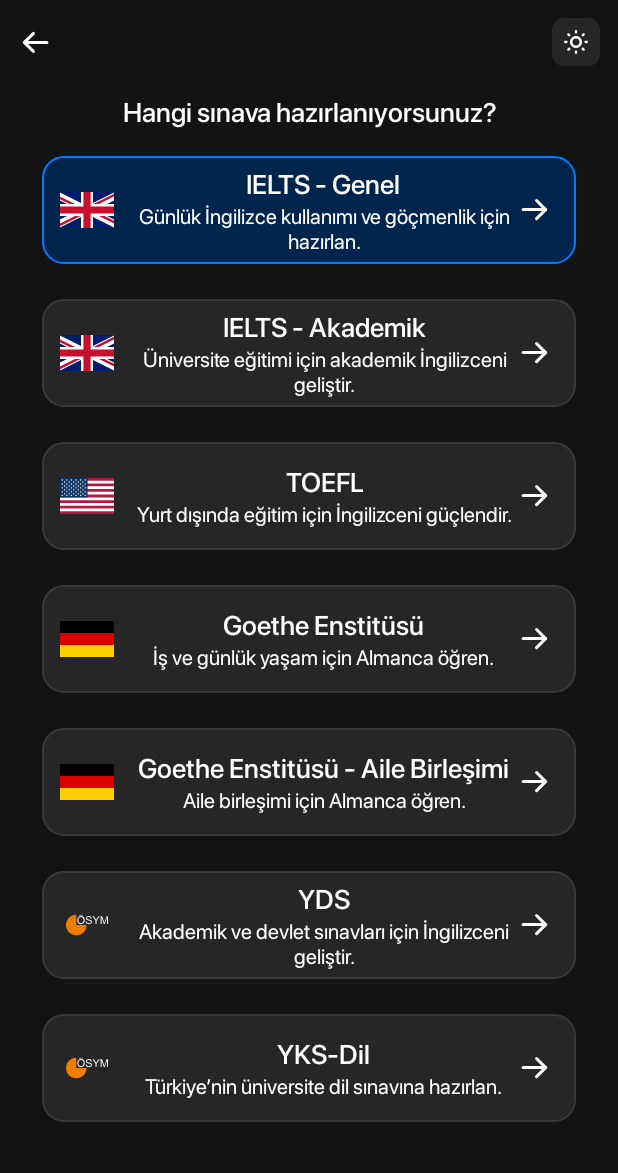
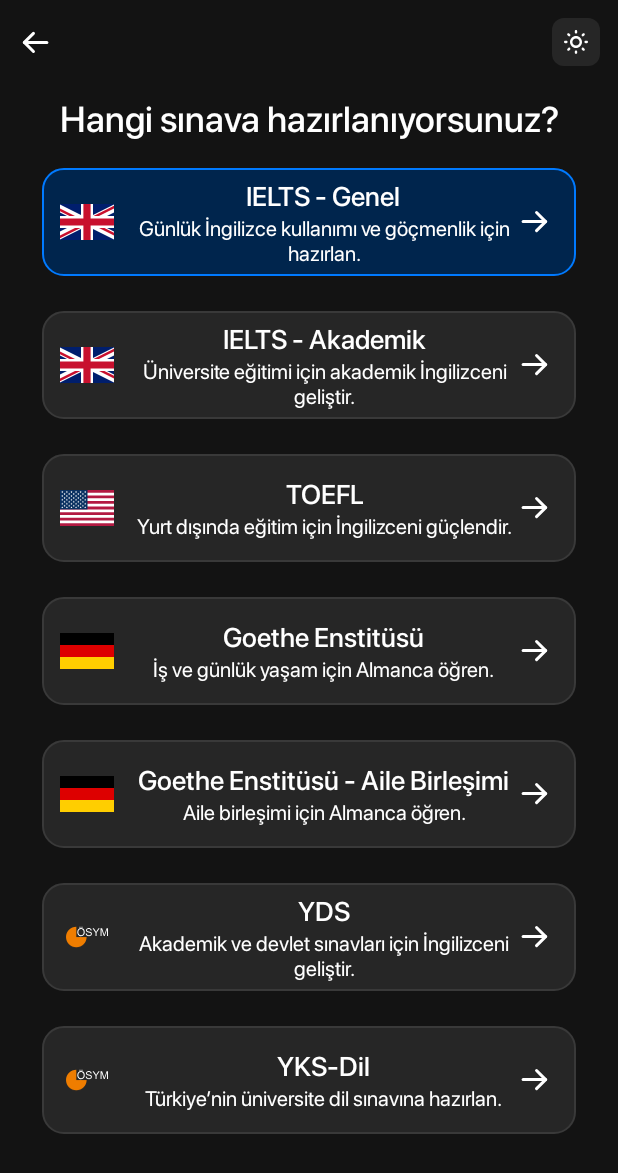
Before and after one commit to hidirektor/lingo44-mobile-android, an Android app: the CourseSelectionActivity screen opened directly, with no data from a screen before it, after a tap on "IELTS - Genel", on a phone screen of 412 x 824 dp. Shown: the top 1173 px of the screen. Run offline under Robolectric (Android 15) with nearby library versions, the phone set to English and light mode, and no system bars.

Commit message:
Course Adapter
Signed-off-by: hidirektor <hidirektor@gmail.com>

```diff
--- a/app/src/main/java/com/hidirektor/lingify/Utility/Models/Course/Adapter/CourseAdapter.java
+++ b/app/src/main/java/com/hidirektor/lingify/Utility/Models/Course/Adapter/CourseAdapter.java
@@ -1,6 +1,7 @@
 package com.hidirektor.lingify.Utility.Models.Course.Adapter;
 
 import android.content.Context;
+import android.util.Log;
 import android.view.LayoutInflater;
 import android.view.View;
 import android.view.ViewGroup;
@@ -17,7 +18,7 @@ import java.util.List;
 public class CourseAdapter extends BaseAdapter {
     private Context context;
     private List<CourseModel> courseList;
-    private int selectedPosition = -1;  // Başlangıçta hiçbir item seçili değil
+    private int selectedPosition = -1;
 
     public CourseAdapter(Context context, List<CourseModel> courseList) {
         this.context = context;
@@ -56,27 +57,30 @@ public class CourseAdapter extends BaseAdapter {
         }
 
         CourseModel course = courseList.get(position);
-        holder.icon.setImageResource(course.getIconForCurrentTheme());  // Ikonları güncelle
+        holder.icon.setImageResource(course.getIconForCurrentTheme());
         holder.name.setText(course.getName());
         holder.infoDescription.setText(course.getInfoDescription());
 
-        // Item seçildiyse arka planı güncelle
         if (position == selectedPosition) {
             holder.mainItemLayout.setBackgroundResource(R.drawable.background_item_course_active);
         } else {
             holder.mainItemLayout.setBackgroundResource(R.drawable.background_item_course_not_active);
         }
 
-        // Item tıklanma olayı
         holder.mainItemLayout.setOnClickListener(v -> {
             if (selectedPosition == position) {
-                // Eğer aynı item seçiliyse, seçimi kaldır
                 selectedPosition = -1;
             } else {
-                // Yeni bir item seçildi
                 selectedPosition = position;
             }
-            notifyDataSetChanged();  // Listeyi güncelle
+            notifyDataSetChanged();
+        });
+
+        holder.selectIcon.setOnClickListener(v -> {
+            Log.d("Selected Course", course.getName());
+            /*
+            Seçilen course'u kaydedip bir sonraki ekrana geç
+             */
         });
 
         return convertView;
--- a/app/src/main/res/layout/activity_setup_course.xml
+++ b/app/src/main/res/layout/activity_setup_course.xml
@@ -45,7 +45,7 @@
             android:text="@string/setup_course_selection_title"
             android:fontFamily="@font/sf_pro_medium"
             android:textColor="@color/body_primary"
-            android:textSize="18sp"
+            android:textSize="24sp"
             android:layout_gravity="center"
             android:gravity="center"
             android:lineSpacingExtra="4sp"
```
